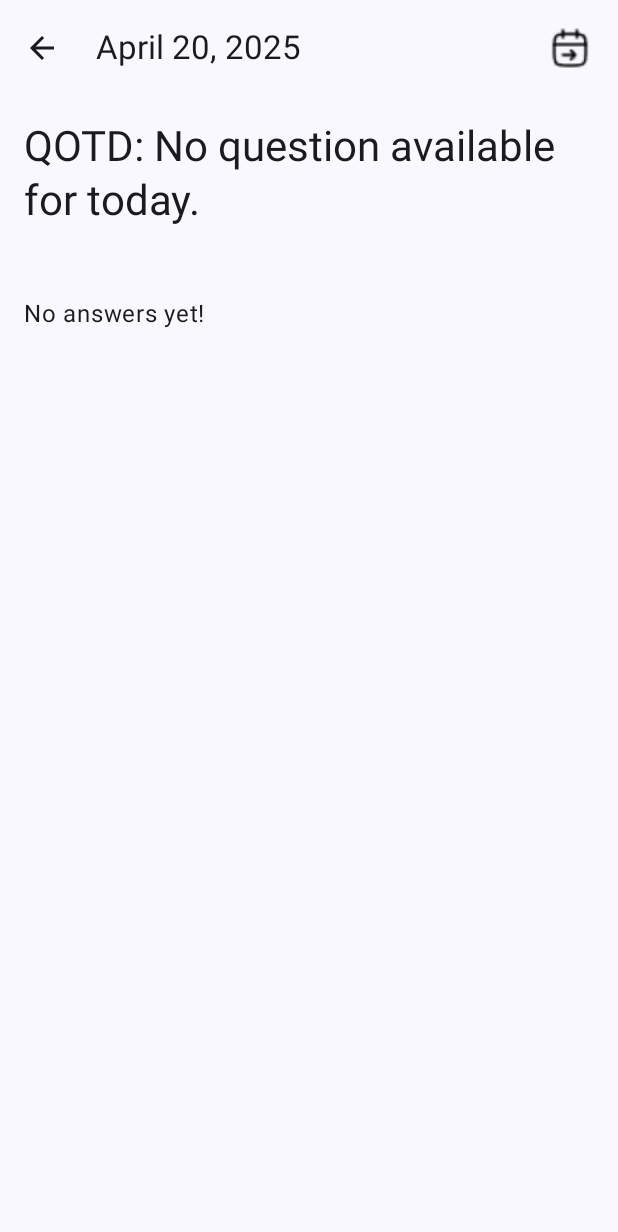
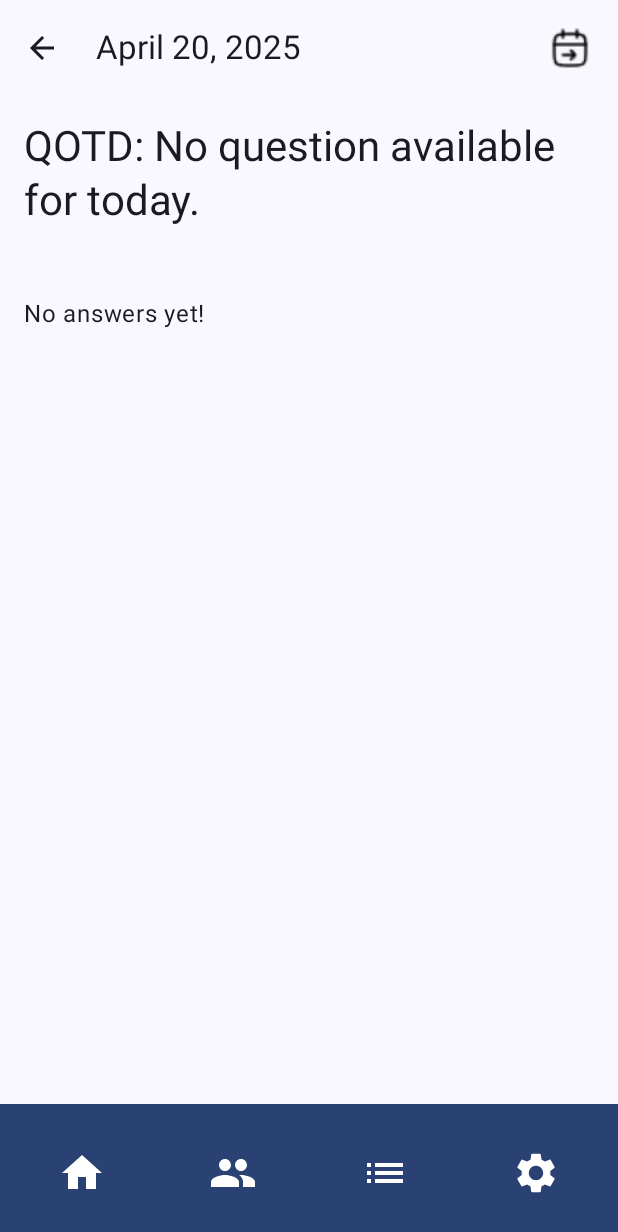
Before and after one commit to danica-grey/QOTD, an Android app built with Jetpack Compose: the screen it shows after launch once a user with an empty profile is signed in (UserAnswersActivity), after a tap on "Answers", on a phone screen of 412 x 824 dp. Shown: the top 1232 px of the screen. Run offline under Robolectric (Android 15) with nearby library versions, the phone set to English and light mode, and no system bars; our stand-ins replace Firebase (no records; nobody signed in at launch, a user with empty details on screens opened directly).

Commit message:
added navbars to each screen, made it so if you're already on a given screen and hits its button nothing happens

```diff
--- a/app/src/main/java/com/example/qotd/MainActivity.kt
+++ b/app/src/main/java/com/example/qotd/MainActivity.kt
@@ -78,7 +78,7 @@ class MainActivity : ComponentActivity() {
                     modifier = Modifier.fillMaxSize(),
                     snackbarHost = { SnackbarHost(hostState = snackbarHostState) },
                     bottomBar = {
-                        MyBottomNavigationBar()
+                        MainBottomNavigationBar()
                     }
                 ) { innerPadding ->
                     Column(
@@ -106,68 +106,6 @@ class MainActivity : ComponentActivity() {
         }
 
         sharedPreferences.edit().putBoolean("cameFromAnswerScreen", false).apply()
-    }
-}
-
-@Composable
-fun MyBottomNavigationBar() {
-    val context = LocalContext.current
-
-    BottomAppBar(
-        modifier = Modifier
-            .fillMaxWidth()
-            .height(88.dp),
-        containerColor = MaterialTheme.colorScheme.primary
-    ) {
-        Row(
-            modifier = Modifier.fillMaxWidth(),
-            horizontalArrangement = Arrangement.SpaceAround,
-            verticalAlignment = Alignment.CenterVertically
-        ) {
-            IconButton(onClick = {
-                context.startActivity(Intent(context, MainActivity::class.java))
-            }) {
-                Icon(
-                    Icons.Default.Home,
-                    contentDescription = "Home",
-                    modifier = Modifier.size(32.dp),
-                    tint = MaterialTheme.colorScheme.onPrimary
-                )
-            }
-
-            IconButton(onClick = {
-                context.startActivity(Intent(context, AddFriendActivity::class.java))
-            }) {
-                Icon(
-                    Icons.Default.Group,
-                    contentDescription = "Friends",
-                    modifier = Modifier.size(32.dp),
-                    tint = MaterialTheme.colorScheme.onPrimary
-                )
-            }
-
-            IconButton(onClick = {
-                context.startActivity(Intent(context, UserAnswersActivity::class.java))
-            }) {
-                Icon(
-                    Icons.Default.List,
-                    contentDescription = "Answers",
-                    modifier = Modifier.size(32.dp),
-                    tint = MaterialTheme.colorScheme.onPrimary
-                )
-            }
-
-            IconButton(onClick = {
-                context.startActivity(Intent(context, SettingsActivity::class.java))
-            }) {
-                Icon(
-                    Icons.Default.Settings,
-                    contentDescription = "Settings",
-                    modifier = Modifier.size(32.dp),
-                    tint = MaterialTheme.colorScheme.onPrimary
-                )
-            }
-        }
     }
 }
 
@@ -326,3 +264,65 @@ fun markAnsweredToday(userId: String) {
         .document(userId)
         .set(userAnsweredData, SetOptions.merge())
 }
+
+@Composable
+fun MainBottomNavigationBar() {
+    val context = LocalContext.current
+
+    BottomAppBar(
+        modifier = Modifier
+            .fillMaxWidth()
+            .height(88.dp),
+        containerColor = MaterialTheme.colorScheme.primary
+    ) {
+        Row(
+            modifier = Modifier.fillMaxWidth(),
+            horizontalArrangement = Arrangement.SpaceAround,
+            verticalAlignment = Alignment.CenterVertically
+        ) {
+            IconButton(onClick = {
+                // (we're already here, do nothing)
+            }) {
+                Icon(
+                    Icons.Default.Home,
+                    contentDescription = "Home",
+                    modifier = Modifier.size(32.dp),
+                    tint = MaterialTheme.colorScheme.onPrimary
+                )
+            }
+
+            IconButton(onClick = {
+                context.startActivity(Intent(context, AddFriendActivity::class.java))
+            }) {
+                Icon(
+                    Icons.Default.Group,
+                    contentDescription = "Friends",
+                    modifier = Modifier.size(32.dp),
+                    tint = MaterialTheme.colorScheme.onPrimary
+                )
+            }
+
+            IconButton(onClick = {
+                context.startActivity(Intent(context, UserAnswersActivity::class.java))
+            }) {
+                Icon(
+                    Icons.Default.List,
+                    contentDescription = "Answers",
+                    modifier = Modifier.size(32.dp),
+                    tint = MaterialTheme.colorScheme.onPrimary
+                )
+            }
+
+            IconButton(onClick = {
+                context.startActivity(Intent(context, SettingsActivity::class.java))
+            }) {
+                Icon(
+                    Icons.Default.Settings,
+                    contentDescription = "Settings",
+                    modifier = Modifier.size(32.dp),
+                    tint = MaterialTheme.colorScheme.onPrimary
+                )
+            }
+        }
+    }
+}
--- a/app/src/main/java/com/example/qotd/UserAnswersActivity.kt
+++ b/app/src/main/java/com/example/qotd/UserAnswersActivity.kt
@@ -26,6 +26,9 @@ import com.google.firebase.firestore.FieldValue
 import com.google.firebase.firestore.FirebaseFirestore
 import androidx.compose.foundation.Image
 import androidx.compose.material.icons.automirrored.filled.ArrowBack
+import androidx.compose.material.icons.filled.Group
+import androidx.compose.material.icons.filled.Home
+import androidx.compose.material.icons.filled.List
 import java.time.LocalDate
 import java.time.LocalDateTime
 import java.time.format.DateTimeFormatter
@@ -91,6 +94,7 @@ class UserAnswersActivity : ComponentActivity() {
                             colors = TopAppBarDefaults.topAppBarColors()
                         )
                     },
+                    bottomBar = { AnswerBottomNavigationBar() },
                     modifier = Modifier.fillMaxSize()
                  ) { innerPadding ->
                     Column(
@@ -324,3 +328,65 @@ fun addComment(answerId: String, commentText: String) {
 
     answerRef.update("comments", FieldValue.arrayUnion(newComment))
 }
+
+@Composable
+fun AnswerBottomNavigationBar() {
+    val context = LocalContext.current
+
+    BottomAppBar(
+        modifier = Modifier
+            .fillMaxWidth()
+            .height(88.dp),
+        containerColor = MaterialTheme.colorScheme.primary
+    ) {
+        Row(
+            modifier = Modifier.fillMaxWidth(),
+            horizontalArrangement = Arrangement.SpaceAround,
+            verticalAlignment = Alignment.CenterVertically
+        ) {
+            IconButton(onClick = {
+                context.startActivity(Intent(context, MainActivity::class.java))
+            }) {
+                Icon(
+                    Icons.Default.Home,
+                    contentDescription = "Home",
+                    modifier = Modifier.size(32.dp),
+                    tint = MaterialTheme.colorScheme.onPrimary
+                )
+            }
+
+            IconButton(onClick = {
+                context.startActivity(Intent(context, AddFriendActivity::class.java))
+            }) {
+                Icon(
+                    Icons.Default.Group,
+                    contentDescription = "Friends",
+                    modifier = Modifier.size(32.dp),
+                    tint = MaterialTheme.colorScheme.onPrimary
+                )
+            }
+
+            IconButton(onClick = {
+                // (we're already here, do nothing)
+            }) {
+                Icon(
+                    Icons.Default.List,
+                    contentDescription = "Answers",
+                    modifier = Modifier.size(32.dp),
+                    tint = MaterialTheme.colorScheme.onPrimary
+                )
+            }
+
+            IconButton(onClick = {
+                context.startActivity(Intent(context, SettingsActivity::class.java))
+            }) {
+                Icon(
+                    Icons.Default.Settings,
+                    contentDescription = "Settings",
+                    modifier = Modifier.size(32.dp),
+                    tint = MaterialTheme.colorScheme.onPrimary
+                )
+            }
+        }
+    }
+}
```
Also changed, not shown: app/src/main/java/com/example/qotd/AddFriendActivity.kt (+68 -2 lines), app/src/main/java/com/example/qotd/SettingsActivity.kt (+68 -33 lines).
